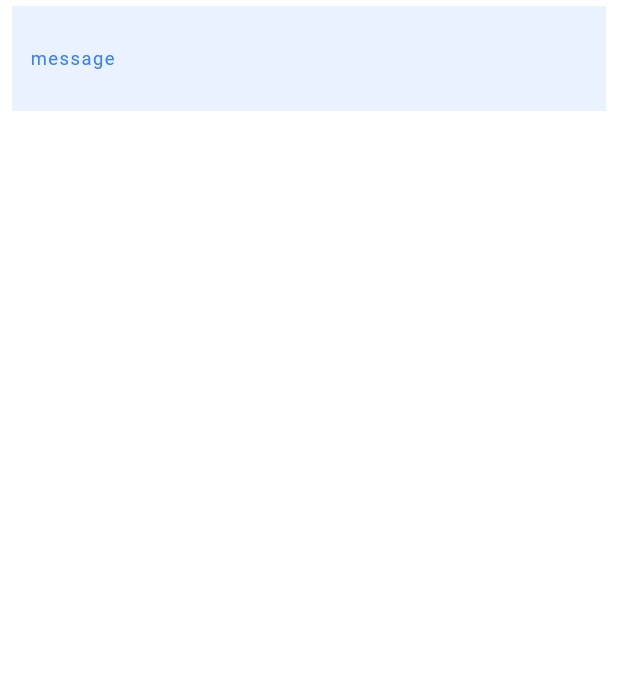
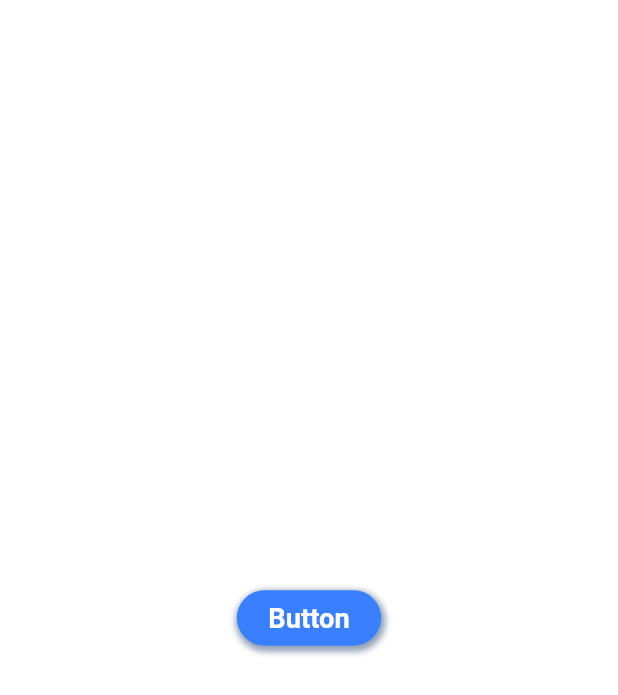
Before and after one commit to Aniketkhote/customize, a Flutter app: the screen it shows after launch, on a phone screen of 412 x 824 dp. Shown: the top 695 px of the screen. Run offline on Flutter 3.47's test engine with Material 2 defaults, Android fonts, the phone set to English and light mode, and no system bars; our stand-ins replace get.

Commit message:
FxButton added

```diff
--- a/example/lib/main.dart
+++ b/example/lib/main.dart
@@ -12,7 +12,15 @@ class MyApp extends StatelessWidget {
       debugShowCheckedModeBanner: false,
       home: Scaffold(
         backgroundColor: Colors.white,
-        body: SafeArea(child: FxAlert(message: "message")),
+        body: SafeArea(
+          child: FxButton(
+            text: "Button",
+            shape: ButtonShape.pill,
+            shadow: FxShadow.medium,
+            size: ButtonSize.normal,
+            type: ButtonType.solid,
+          ).center,
+        ),
       ),
     );
   }
--- a/lib/src/core/extensions/container_extension.dart
+++ b/lib/src/core/extensions/container_extension.dart
@@ -25,8 +25,22 @@ extension ContainerExtensions on Widget {
         padding: padding,
       );
 
-  ///sets background color to widget
+  ///set background color to widget
   Container bgColor(Color color) => _copyWith(color: color);
+
+  ///set [BoxDecoration] to child widget
+  Container decoration(BoxDecoration decoration) =>
+      _copyWith(decoration: decoration);
+
+  ///set [BorderRadius] to child widget
+  Container radius(BorderRadius borderRadius) =>
+      _copyWith(borderRadius: borderRadius);
+
+  ///set [BoxShadow] to child widget
+  Container shadow(List<BoxShadow> shadow) => _copyWith(boxShadow: shadow);
+
+  ///set [Border] to child widget
+  Container border(Border border) => _copyWith(border: border);
 
   Container _copyWith({
     Color color,
@@ -34,6 +48,9 @@ extension ContainerExtensions on Widget {
     AlignmentGeometry alignment,
     EdgeInsetsGeometry margin,
     EdgeInsetsGeometry padding,
+    BorderRadius borderRadius,
+    List<BoxShadow> boxShadow,
+    Border border,
     double height,
     double width,
   }) =>
@@ -41,7 +58,12 @@ extension ContainerExtensions on Widget {
         child: this,
         color: decoration == null ? color : null,
         alignment: alignment,
-        decoration: decoration,
+        decoration: decoration ??
+            BoxDecoration(
+              borderRadius: borderRadius,
+              boxShadow: boxShadow,
+              border: border,
+            ),
         height: height,
         width: width,
         margin: margin,
--- a/lib/src/core/extensions/list_extension.dart
+++ b/lib/src/core/extensions/list_extension.dart
@@ -41,8 +41,7 @@ extension ListExtensionson on List<dynamic> {
       FxList.groupBy(this, fn);
 
   ///Group list of objects according to key/value pair
-  Map<dynamic, dynamic> groupByOnMap(String key) =>
-      FxList.groupByOnMap(this, key);
+  Map<dynamic, dynamic> groupByKey(String key) => FxList.groupByKey(this, key);
 
   ///The chunk method breaks the list into multiple, smaller list of a given size
   List<dynamic> chunk(int size) => FxList.chunk(this, size);
@@ -178,7 +177,7 @@ class FxList {
   }
 
   ///Group list of objects according to key/value pair
-  static Map<dynamic, dynamic> groupByOnMap(List<dynamic> list, String key) {
+  static Map<dynamic, dynamic> groupByKey(List<dynamic> list, String key) {
     // ignore: always_specify_types
     return groupBy(list, (obj) => obj[key]);
   }
--- a/lib/src/core/extensions/text_extension.dart
+++ b/lib/src/core/extensions/text_extension.dart
@@ -1,5 +1,7 @@
 import 'package:flutter/material.dart';
 import 'package:flutter/cupertino.dart';
+
+import '../../fx_utilities.dart';
 
 ///Text extension to directly style on Text
 extension TextExtension on Text {
--- a/lib/src/core/utilities/radius/fx_border_radius.dart
+++ b/lib/src/core/utilities/radius/fx_border_radius.dart
@@ -19,6 +19,36 @@ class FxRadius {
 
   ///Gives [BorderRadius] for each corner of a rectangle.
   static BorderRadius all(double radius) => _copyWith(all: radius);
+
+  ///Gives [BorderRadius] to [topLeft] corner of a rectangle.
+  static BorderRadius topLeft(double radius) => _copyWith(topLeft: radius);
+
+  ///Gives [BorderRadius] to [topRight] corner of a rectangle.
+  static BorderRadius topRight(double radius) => _copyWith(topRight: radius);
+
+  ///Gives [BorderRadius]to [bottomLeft] corner of a rectangle.
+  static BorderRadius bottomLeft(double radius) =>
+      _copyWith(bottomLeft: radius);
+
+  ///Gives [BorderRadius] to [bottomRight] corner of a rectangle.
+  static BorderRadius bottomRight(double radius) =>
+      _copyWith(bottomRight: radius);
+
+  ///Gives [BorderRadius] to [top] side of a rectangle.
+  static BorderRadius top(double radius) =>
+      _copyWith(topLeft: radius, topRight: radius);
+
+  ///Gives [BorderRadius] to [bottom] side of a rectangle.
+  static BorderRadius bottom(double radius) =>
+      _copyWith(bottomLeft: radius, bottomRight: radius);
+
+  ///Gives [BorderRadius] to [left] side of a rectangle.
+  static BorderRadius left(double radius) =>
+      _copyWith(topLeft: radius, bottomLeft: radius);
+
+  ///Gives [BorderRadius] to [right] side of a rectangle.
+  static BorderRadius right(double radius) =>
+      _copyWith(topRight: radius, bottomRight: radius);
 
   ///Gives [BorderRadius] 5 for all sides
   static BorderRadius get radius5 => _copyWith(all: 5);
--- a/lib/src/core/utilities/shadows/fx_shadow.dart
+++ b/lib/src/core/utilities/shadows/fx_shadow.dart
@@ -12,14 +12,23 @@ class FxShadow {
     double spreadRadius,
   }) =>
       _copyWith(
-          blurRadius: blurRadius,
-          color: color,
-          offset: offset,
-          spreadRadius: spreadRadius);
+        blurRadius: blurRadius,
+        color: color,
+        offset: offset,
+        spreadRadius: spreadRadius,
+      );
+
+  ///Gives no shadow
+  static List<BoxShadow> get none => _copyWith(
+        color: Colors.transparent,
+        blurRadius: 0,
+        offset: const Offset(0, 0),
+        spreadRadius: 0,
+      );
 
   ///Gives custom thin shadow
   static List<BoxShadow> get thin => _copyWith(
-        color: FxColors.blueGray200,
+        color: FxColors.blueGray400,
         blurRadius: 2,
         offset: const Offset(1, 1),
         spreadRadius: 1,
@@ -27,15 +36,15 @@ class FxShadow {
 
   ///Gives custom normal shadow
   static List<BoxShadow> get normal => _copyWith(
-        color: FxColors.blueGray200,
-        blurRadius: 3,
+        color: FxColors.blueGray400,
+        blurRadius: 2,
         offset: const Offset(1, 2),
         spreadRadius: 1,
       );
 
   ///Gives custom medium shadow
   static List<BoxShadow> get medium => _copyWith(
-        color: FxColors.blueGray300,
+        color: FxColors.blueGray400,
         blurRadius: 3,
         offset: const Offset(1, 2),
         spreadRadius: 2,
@@ -43,10 +52,10 @@ class FxShadow {
 
   ///Gives custom thik shadow
   static List<BoxShadow> get thik => _copyWith(
-        color: FxColors.blueGray300,
-        blurRadius: 5,
+        color: FxColors.blueGray400,
+        blurRadius: 4,
         offset: const Offset(2, 3),
-        spreadRadius: 3,
+        spreadRadius: 2,
       );
 
   static List<BoxShadow> _copyWith({
--- a/lib/src/fx_widgets.dart
+++ b/lib/src/fx_widgets.dart
@@ -2,6 +2,7 @@ export './widgets/alert/fx_alert.dart';
 export './widgets/empty_state/fx_empty_state.dart';
 export './widgets/icon_box/fx_icon_box.dart';
 export './widgets/callout/fx_callout.dart';
-export 'widgets/size_box.dart/fx_width_box.dart';
-export 'widgets/size_box.dart/fx_height_box.dart';
-export 'widgets/size_box.dart/fx_square_box.dart';
+export './widgets/size_box.dart/fx_width_box.dart';
+export './widgets/size_box.dart/fx_height_box.dart';
+export './widgets/size_box.dart/fx_square_box.dart';
+export './widgets/button/fx_button.dart';
--- /dev/null
+++ b/lib/src/widgets/button/fx_button.dart
@@ -0,0 +1,161 @@
+import 'package:customize/customize.dart';
+import 'package:flutter/foundation.dart';
+import 'package:flutter/material.dart';
+import 'package:flutter/cupertino.dart';
+import '../../fx_utilities.dart';
+import '../../fx_extensions.dart';
+
+///Get custom button style
+class FxButton extends StatelessWidget {
+  FxButton({
+    this.text,
+    this.leadingIcon,
+    this.trailingIcon,
+    this.onPressed,
+    this.padding,
+    this.margin,
+    this.radius,
+    this.outlineColor = FxColors.primary,
+    this.color,
+    this.shadow,
+    this.textColor,
+    this.iconColor = Colors.white,
+    this.shape = ButtonShape.rounded,
+    this.size = ButtonSize.normal,
+    this.type = ButtonType.solid,
+  });
+
+  ///set text to button
+  final String text;
+
+  ///set leading icon to button
+  final IconData leadingIcon;
+
+  ///set trailing icon to button
+  final IconData trailingIcon;
+
+  ///set
+  final VoidCallback onPressed;
+
+  ///set padding to button
+  final EdgeInsetsGeometry padding;
+
+  ///set margin to button
+  final EdgeInsetsGeometry margin;
+
+  ///set border radius to button
+  final BorderRadius radius;
+
+  ///set border color
+  final Color outlineColor;
+
+  ///set button color
+  final Color color;
+
+  ///set text color
+  final Color textColor;
+
+  ///set icon color
+  final Color iconColor;
+
+  ///set shadow to button
+  final List<BoxShadow> shadow;
+
+  ///set button shape (eg. pill, rounded)
+  final ButtonShape shape;
+
+  ///set button size (eg. small, medium, large)
+  final ButtonSize size;
+
+  ///set button type (eg. solid,outline)
+  final ButtonType type;
+
+  @override
+  Widget build(BuildContext context) {
+    return Container(
+      padding: padding ?? FxPadding.pxy(h: 16, v: 7),
+      margin: margin ?? FxMargin.mxy(h: 20, v: 5),
+      decoration: BoxDecoration(
+        borderRadius: radius ?? getButtonShape(),
+        color: color ?? getButtonType(),
+        boxShadow: shadow ?? FxShadow.none,
+        border: getButtonBorder(),
+      ),
+      child: InkWell(
+        onTap: onPressed,
+        child: Row(
+          mainAxisSize: MainAxisSize.min,
+          mainAxisAlignment: MainAxisAlignment.center,
+          crossAxisAlignment: CrossAxisAlignment.center,
+          children: <Widget>[
+            Icon(leadingIcon, color: iconColor, size: 20)
+                .hide(leadingIcon != null),
+            text
+                .text()
+                .textStyle(
+                  style: TextStyle(
+                    color: textColor ?? getTextColor(color ?? getButtonType()),
+                  ),
+                )
+                .bold
+                .textStyle(textScaleFactor: getButtonSize())
+                .px4
+                .hide(text != null),
+            Icon(trailingIcon, color: iconColor, size: 20)
+                .hide(trailingIcon != null),
+          ],
+        ),
+      ),
+    );
+  }
+
+  ///Get button shape (eg. pill,rounded,leaf)
+  BorderRadius getButtonShape() {
+    if (ButtonShape.pill == shape) return FxRadius.radius30;
+    if (ButtonShape.rounded == shape) return FxRadius.radius5;
+    if (ButtonShape.rleft == shape) return FxRadius.left(30);
+    if (ButtonShape.rright == shape) return FxRadius.right(30);
+    if (ButtonShape.leaf == shape)
+      return FxRadius.only(bottomLeft: 30, topRight: 30);
+    return FxRadius.all(0);
+  }
+
+  ///Get button size (eg. small,medium,large)
+  double getButtonSize() {
+    if (ButtonSize.tiny == size) return .7;
+    if (ButtonSize.small == size) return 1;
+    if (ButtonSize.medium == size) return 1.5;
+    if (ButtonSize.large == size) return 1.8;
+    return 1.3;
+  }
+
+  ///Get text color according to backgound color brightness
+  Color getTextColor(Color color) => color == Colors.transparent
+      ? FxColors.blueGray700
+      : color.computeLuminance() > 0.5
+          ? FxColors.blueGray700
+          : Colors.white;
+
+  ///Get [Fxbutton] type (eg. solid,outline)
+  Color getButtonType() {
+    if (ButtonType.outline == type ||
+        ButtonType.outline2x == type ||
+        ButtonType.transparent == type) return Colors.transparent;
+    return FxColors.primary;
+  }
+
+  ///Get [FxButton] border
+  Border getButtonBorder() {
+    if (ButtonType.outline == type)
+      return Border.all(
+          color: outlineColor, width: 2, style: BorderStyle.solid);
+    if (ButtonType.outline2x == type)
+      return Border.all(
+          color: outlineColor, width: 3, style: BorderStyle.solid);
+    return Border.all(style: BorderStyle.none);
+  }
+}
+
+enum ButtonShape { pill, flat, rounded, leaf, rleft, rright }
+enum ButtonType { solid, outline, outline2x, transparent }
+enum ButtonSize { tiny, small, normal, medium, large }
--- a/lib/src/widgets/icon_box/fx_icon_box.dart
+++ b/lib/src/widgets/icon_box/fx_icon_box.dart
@@ -6,14 +6,16 @@ import '../../fx_extensions.dart';
 ///Get predefined icon box
 class FxIconBox extends StatelessWidget {
   ///create widget that wrap with box
-  const FxIconBox(
-      {@required this.child,
-      this.onTap,
-      this.boxColor,
-      this.borderRadius,
-      this.margin,
-      this.padding,
-      this.size});
+  const FxIconBox({
+    @required this.child,
+    this.onTap,
+    this.boxColor,
+    this.borderRadius,
+    this.margin,
+    this.padding,
+    this.size,
+    this.boxShadow,
+  });
 
   ///
   ///Callback function
@@ -44,6 +46,9 @@ class FxIconBox extends StatelessWidget {
   ///sets size to icon box
   final double size;
 
+  ///Sets box shadow to icon box
+  final List<BoxShadow> boxShadow;
+
   @override
   Widget build(BuildContext context) => Container(
         padding: padding ?? FxPadding.p12,
@@ -52,6 +57,7 @@ class FxIconBox extends StatelessWidget {
         decoration: BoxDecoration(
           color: boxColor ?? FxColors.primaryLight,
           borderRadius: borderRadius ?? BorderRadius.circular(10),
+          boxShadow: boxShadow ?? FxShadow.none,
         ),
       ).squareBox(size).onInkTap(() => onTap);
 }
```
